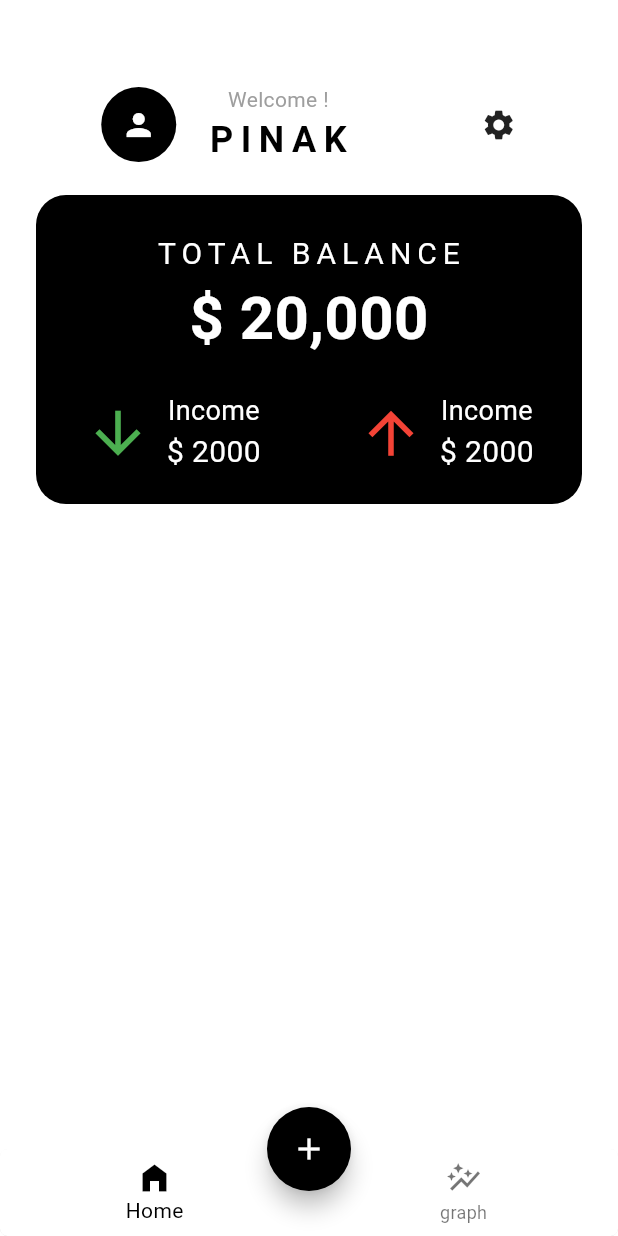
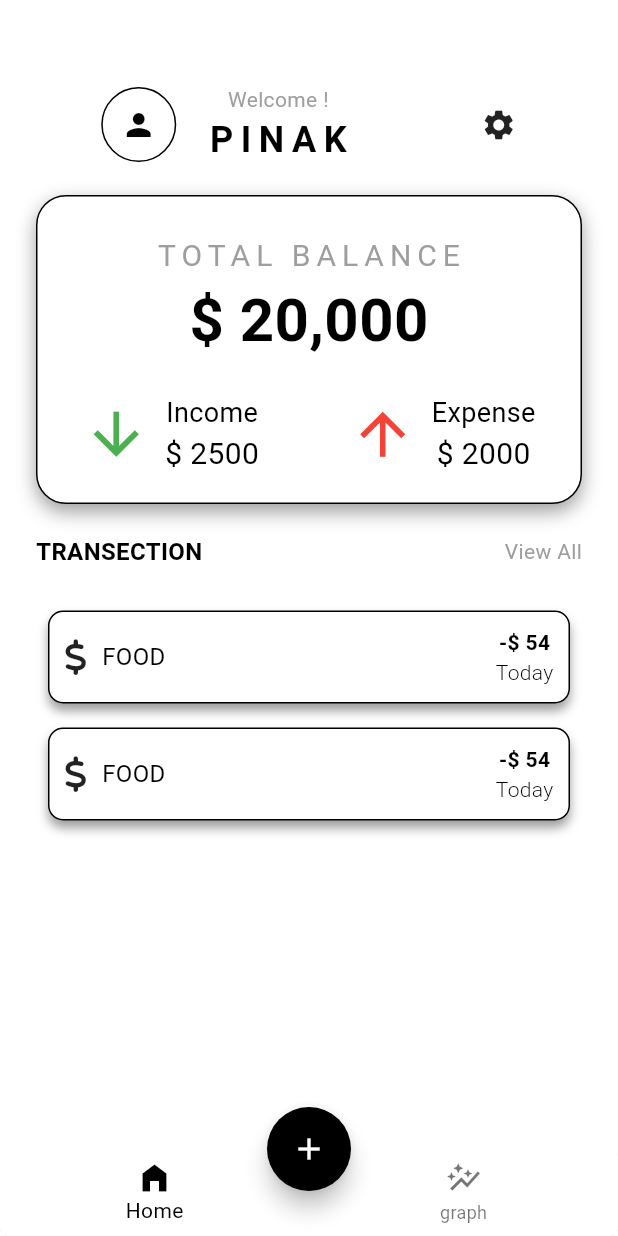
Before and after one commit to PINAK-CORE/EXPENSE_TRACKER, a Flutter app: the screen it shows after launch, on a phone screen of 412 x 824 dp. Run offline on Flutter 3.47's test engine with Material 3 defaults, Android fonts, the phone set to English and light mode, and no system bars; our stand-ins replace font_awesome_flutter.

Commit message:
main Screen (WIP)

```diff
--- a/lib/screens/home/views/main_screen.dart
+++ b/lib/screens/home/views/main_screen.dart
@@ -1,5 +1,7 @@
 import 'package:flutter/material.dart';
 import 'package:flutter/widgets.dart';
+import 'package:font_awesome_flutter/font_awesome_flutter.dart';
+
 
 class MainScreen extends StatelessWidget {
   const MainScreen({super.key});
@@ -28,13 +30,15 @@ class MainScreen extends StatelessWidget {
                       (
                         width: 50,
                         height: 50,
-                        decoration: const BoxDecoration
+
+                        decoration:  BoxDecoration
                         (
                           shape: BoxShape.circle,
-                          color: Colors.black,
+                          color: Colors.white,
+                          border: Border.all(color: Colors.black),
                         ),
                       ),
-                      const Icon(Icons.person , color: Colors.white,)
+                      const Icon(Icons.person , color: Colors.black,)
                       ]
 
                     ),
@@ -76,11 +80,22 @@ class MainScreen extends StatelessWidget {
             (
               width:  MediaQuery.of(context).size.width,
               height: MediaQuery.of(context).size.width /2,
-              decoration: const BoxDecoration
+              decoration:  BoxDecoration
               (
-                color: Colors.black,
-                borderRadius: BorderRadius.all(Radius.circular(20))
+                color: Colors.white,
+                borderRadius: const BorderRadius.all(Radius.circular(20)),
+                border: Border.all(color: Colors.black),
+                boxShadow:
+                const [
+                  BoxShadow
+                  (
+                    blurRadius: 10,
+                    color: Colors.grey,
+                    offset: Offset(0, 5)
+                  )
+                ]
               ),
+
               child:  const Column
               (
 
@@ -92,7 +107,7 @@ class MainScreen extends StatelessWidget {
                     "TOTAL BALANCE",
                     style: TextStyle
                     (
-                      color: Colors.white,
+                      color: Colors.grey,
                       fontSize: 20,
                       letterSpacing: 4
                     ),
@@ -103,7 +118,7 @@ class MainScreen extends StatelessWidget {
                     "\$ 20,000",
                     style: TextStyle
                     (
-                      color: Colors.white,
+
                       fontSize: 40,
                       fontWeight: FontWeight.bold
                     ),
@@ -138,7 +153,7 @@ class MainScreen extends StatelessWidget {
                                 "Income",
                                 style: TextStyle
                                 (
-                                  color: Colors.white,
+                                  color: Colors.black,
                                   fontSize: 18
                                 ),
 
@@ -146,10 +161,10 @@ class MainScreen extends StatelessWidget {
 
                               Text
                               (
-                                "\$ 2000",
+                                "\$ 2500",
                                 style: TextStyle
                                 (
-                                  color: Colors.white,
+                                  color: Colors.black,
                                   fontSize: 20
                                 ),
 
@@ -178,10 +193,10 @@ class MainScreen extends StatelessWidget {
                             [
                               Text
                               (
-                                "Income",
+                                "Expense",
                                 style: TextStyle
                                 (
-                                  color: Colors.white,
+                                  color: Colors.black,
                                   fontSize: 18
                                 ),
 
@@ -191,7 +206,7 @@ class MainScreen extends StatelessWidget {
                                 "\$ 2000",
                                 style: TextStyle
                                 (
-                                  color: Colors.white,
+                                  color: Colors.black,
                                   fontSize: 20
                                 ),
 
@@ -201,16 +216,153 @@ class MainScreen extends StatelessWidget {
                         ],
                       )
                     ],
+
                   )
+
+
                 ]
 
               ),
 
+
+            ),
+            const SizedBox(height: 20,),
+
+             Row
+            (
+              mainAxisAlignment: MainAxisAlignment.spaceBetween,
+              children:
+              [
+                const Text
+                (
+                  "TRANSECTION",
+                  style: TextStyle
+                  (
+                    color: Colors.black,
+                    fontSize: 16,
+                    fontWeight: FontWeight.bold
+                  ),
+                ),
+
+                GestureDetector(
+                  onTap: () {},
+                  child: const Text
+                  (
+                    "View All",
+                    style: TextStyle
+                    (
+                      color: Colors.grey,
+                      fontSize: 14,
+
+                    ),
+                  ),
+                )
+
+              ],
+            ),
+            const SizedBox(height: 20,),
+
+            Expanded(
+              child: ListView.builder
+              (
+                itemCount: 2,
+                itemBuilder: (context , int i)
+              {
+                return Padding(
+                  padding: const EdgeInsets.all(8.0),
+                  child: Container
+                  (
+                    decoration: BoxDecoration
+                    (
+                      color: Colors.white,
+                      borderRadius: BorderRadius.circular(10),
+                      border: Border.all(color: Colors.black),
+                      boxShadow:
+                      const [
+                      BoxShadow
+                      (
+                        blurRadius: 5,
+                        color: Colors.grey,
+                        offset: Offset(0, 5)
+
+                      )
+                      ]
+
+                    ),
+                    child:   const Row(
+                      mainAxisAlignment: MainAxisAlignment.spaceBetween,
+                      children: [
+                        Row
+                        (
+
+                          children:
+                          [
+                            Padding
+                            (
+                              padding: EdgeInsets.all(10.0),
+                              child:  FaIcon(FontAwesomeIcons.dollarSign),
+                              // child: Icon(Icons.attach_money_rounded),
+                            ),
+
+                            Text
+                            (
+                              "FOOD",
+                              style: TextStyle
+                              (
+                                fontSize: 16,
+                                fontWeight: FontWeight.w400,
+
+                              ),
+                            )
+
+                          ],
+                        ),
+
+                        Padding(
+                          padding: EdgeInsets.all(10.0),
+                          child: Column
+                          (
+                            children:
+                            [
+                              Text
+                              (
+                                "-\$ 54",
+                                style: TextStyle
+                                (
+                                  fontSize: 14,
+                                  fontWeight: FontWeight.bold
+                                ),
+                              ),
+
+                              Text
+                              (
+                                "Today",
+                                style: TextStyle
+                                (
+                                  fontSize: 14,
+                                  fontWeight: FontWeight.w300
+                                ),
+                              )
+                            ],
+                          ),
+                        )
+                      ],
+                    ),
+                  ),
+                );
+              }
+              ),
             )
           ],
 
+
+
         ),
+
+
       ),
+
+
     );
   }
 }
--- a/pubspec.yaml
+++ b/pubspec.yaml
@@ -30,6 +30,7 @@ environment:
 dependencies:
   flutter:
     sdk: flutter
+  font_awesome_flutter: ^10.7.0
 
 
   # The following adds the Cupertino Icons font to your application.
```
Also changed, not shown: pubspec.lock.
